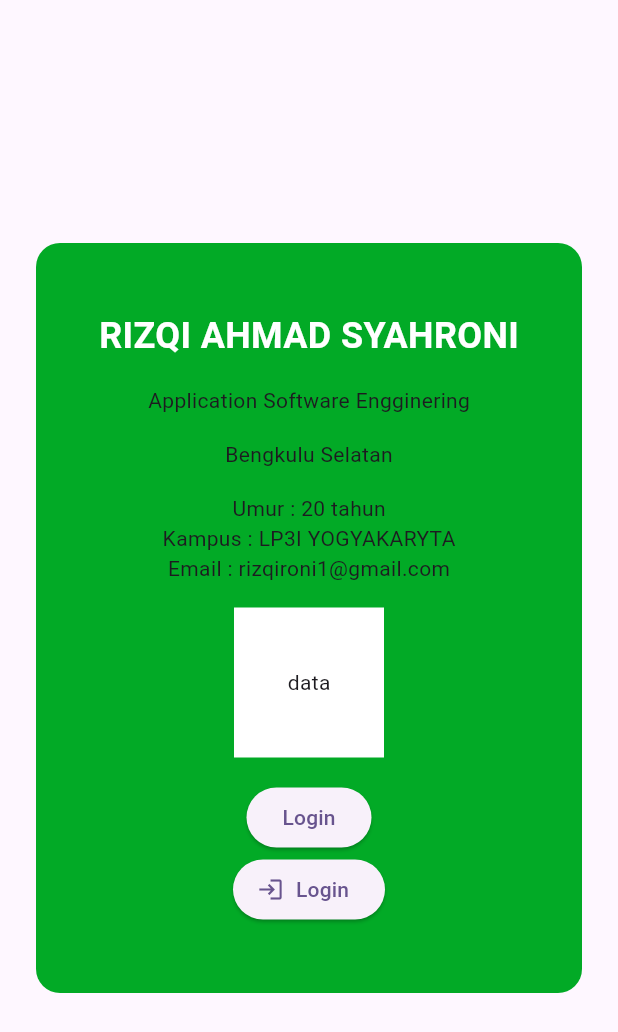
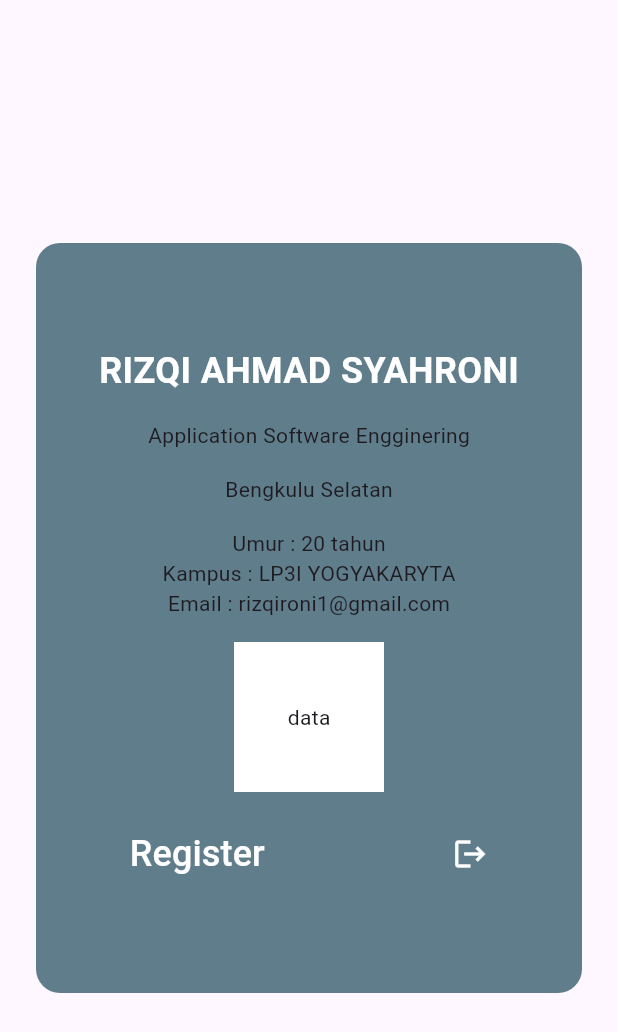
Before and after one commit to RuslanIk06/ASE07-inventory-app, a Flutter app: the ProfilePage screen opened directly, on a phone screen of 412 x 824 dp. Shown: the top 1032 px of the screen. Run offline on Flutter 3.47's test engine with Material 2 defaults, Android fonts, the phone set to English and light mode, and no system bars; our stand-ins replace awesome_dialog, curved_navigation_bar, lottie.

Commit message:
Penambahan Fitur Logout

```diff
--- a/lib/pages/profile_page.dart
+++ b/lib/pages/profile_page.dart
@@ -16,7 +16,7 @@ class _ProfilePageState extends State<ProfilePage> {
         child: Center(
           child: Container(
             decoration: BoxDecoration(
-                color: const Color.fromARGB(255, 2, 170, 38),
+                color: Colors.blueGrey,
                 borderRadius: BorderRadius.circular(16)),
             height: 500,
             child: Center(
@@ -67,16 +67,32 @@ class _ProfilePageState extends State<ProfilePage> {
                     ),
                   ),
                   const SizedBox(height: 16),
-                  ElevatedButton(
-                    onPressed: () {
-                      print("Selamat Datang");
-                    },
-                    child: const Text("Login"),
-                  ),
-                  ElevatedButton.icon(
-                    onPressed: () {},
-                    icon: const Icon(Icons.login),
-                    label: const Text("Login"),
+                  Row(
+                    mainAxisAlignment: MainAxisAlignment.spaceAround,
+                    children: [
+                      TextButton(
+                        onPressed: () {
+                          print("Text Button");
+                        },
+                        child: const Text(
+                          "Register",
+                          style: TextStyle(
+                            color: Colors.white,
+                            fontSize: 24,
+                          ),
+                        ),
+                      ),
+                      IconButton(
+                        onPressed: () {
+                          Navigator.of(context).pop();
+                        },
+                        icon: const Icon(
+                          Icons.logout,
+                          size: 24,
+                          color: Colors.white,
+                        ),
+                      )
+                    ],
                   )
                 ],
               ),
```
Also changed, not shown: lib/pages/login_page.dart (+13 -2 lines).
